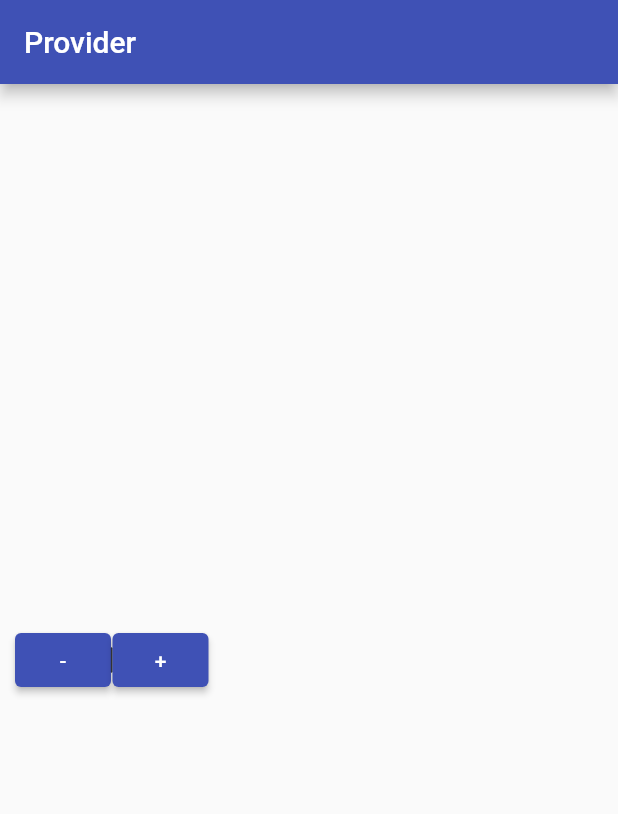
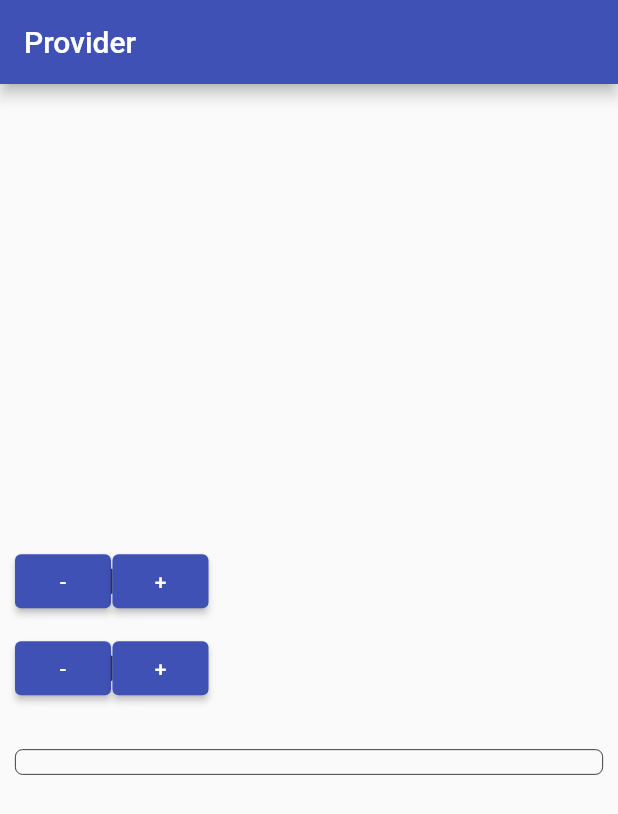
Before and after one commit to sohay19/Flutter_Provider, a Flutter app: the screen it shows after launch, on a phone screen of 412 x 824 dp. Shown: the top 814 px of the screen. Run offline on Flutter 3.47's test engine with Material 2 defaults, Android fonts, the phone set to English and light mode, and no system bars.

Commit message:
meterial ui 진행 중

```diff
--- a/lib/view/cupertino/main_cupertino_view.dart
+++ b/lib/view/cupertino/main_cupertino_view.dart
@@ -23,9 +23,7 @@ class _CupertinoMainPageState extends State<CupertinoMainPage> {
           crossAxisAlignment: CrossAxisAlignment.stretch,
           mainAxisAlignment: MainAxisAlignment.center,
           children: [
-            Center(
 
-            ),
           ],
         ),
       ),
--- a/lib/view/material/main_material_view.dart
+++ b/lib/view/material/main_material_view.dart
@@ -24,6 +24,14 @@ class _MaterialMainPageState extends State<MaterialMainPage> {
           mainAxisAlignment: MainAxisAlignment.center,
           children: [
             _AgeInput(),
+            SizedBox(
+              height: 10,
+            ),
+            _WeightInput(),
+            SizedBox(
+              height: 30,
+            ),
+            _PetInfo(),
           ],
         ),
       ),
@@ -58,3 +66,47 @@ class _AgeInput extends StatelessWidget {
     );
   }
 }
+
+class _WeightInput extends StatelessWidget {
+  @override
+  Widget build(BuildContext context) {
+    return Row(
+      children: [
+        ElevatedButton(
+          onPressed: () { },
+          child: Text('-'),
+        ),
+        Container(
+          decoration: BoxDecoration(
+            border: Border.all(
+              color: Colors.black,
+              width: 0.5,
+            ),
+            borderRadius: BorderRadius.circular(5),
+          ),
+          child: Text(''),
+        ),
+        ElevatedButton(
+          onPressed: () { },
+          child: Text('+'),
+        ),
+      ],
+    );
+  }
+}
+
+class _PetInfo extends StatelessWidget {
+  @override
+  Widget build(BuildContext context) {
+    return Container(
+      decoration: BoxDecoration(
+        border: Border.all(
+          color: Colors.black,
+          width: 0.5,
+        ),
+        borderRadius: BorderRadius.circular(5),
+      ),
+      child: Text(''),
+    );
+  }
+}
```
